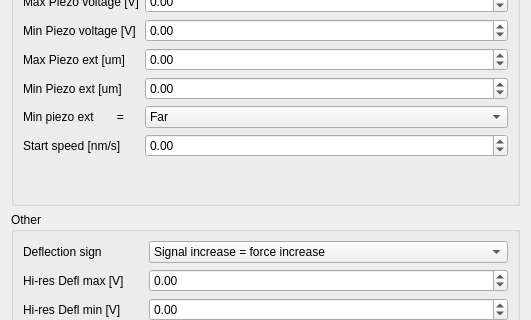
Old version of the form GUIs/CoMPlEx_hwConfig_Dialog.ui in the repository elandini/CoMPlEx; both pictures show x 0 to 531 and y 301 to 621 of the 531 by 816 pixel window.
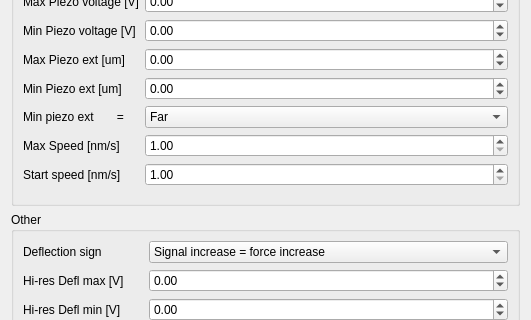
New version of the form.

Commit message: e021 - Speed control completed and new config option

```diff
--- a/GUIs/CoMPlEx_hwConfig_Dialog.ui
+++ b/GUIs/CoMPlEx_hwConfig_Dialog.ui
@@ -196,20 +196,43 @@
         </item>
        </widget>
       </item>
-      <item row="5" column="1">
-       <widget class="QDoubleSpinBox" name="toStartSpeedNumDbl">
-        <property name="minimum">
-         <double>-99.000000000000000</double>
-        </property>
-       </widget>
-      </item>
-      <item row="5" column="0">
+      <item row="6" column="0">
        <widget class="QLabel" name="label_19">
         <property name="text">
          <string>Start speed [nm/s]</string>
         </property>
        </widget>
       </item>
+      <item row="6" column="1">
+       <widget class="QDoubleSpinBox" name="toStartSpeedNumDbl">
+        <property name="minimum">
+         <double>1.000000000000000</double>
+        </property>
+        <property name="maximum">
+         <double>20000.000000000000000</double>
+        </property>
+       </widget>
+      </item>
+      <item row="5" column="1">
+       <widget class="QDoubleSpinBox" name="maxSpeedNumDbl">
+        <property name="keyboardTracking">
+         <bool>false</bool>
+        </property>
+        <property name="minimum">
+         <double>1.000000000000000</double>
+        </property>
+        <property name="maximum">
+         <double>20000.000000000000000</double>
+        </property>
+       </widget>
+      </item>
+      <item row="5" column="0">
+       <widget class="QLabel" name="label_22">
+        <property name="text">
+         <string>Max Speed [nm/s]</string>
+        </property>
+       </widget>
+      </item>
      </layout>
      <zorder>label_5</zorder>
      <zorder>maxPiezoVoltNumDbl</zorder>
```
Left out of the diff: 2 changed lines with no effect on the pictures. The commit also changes 9 other files.
